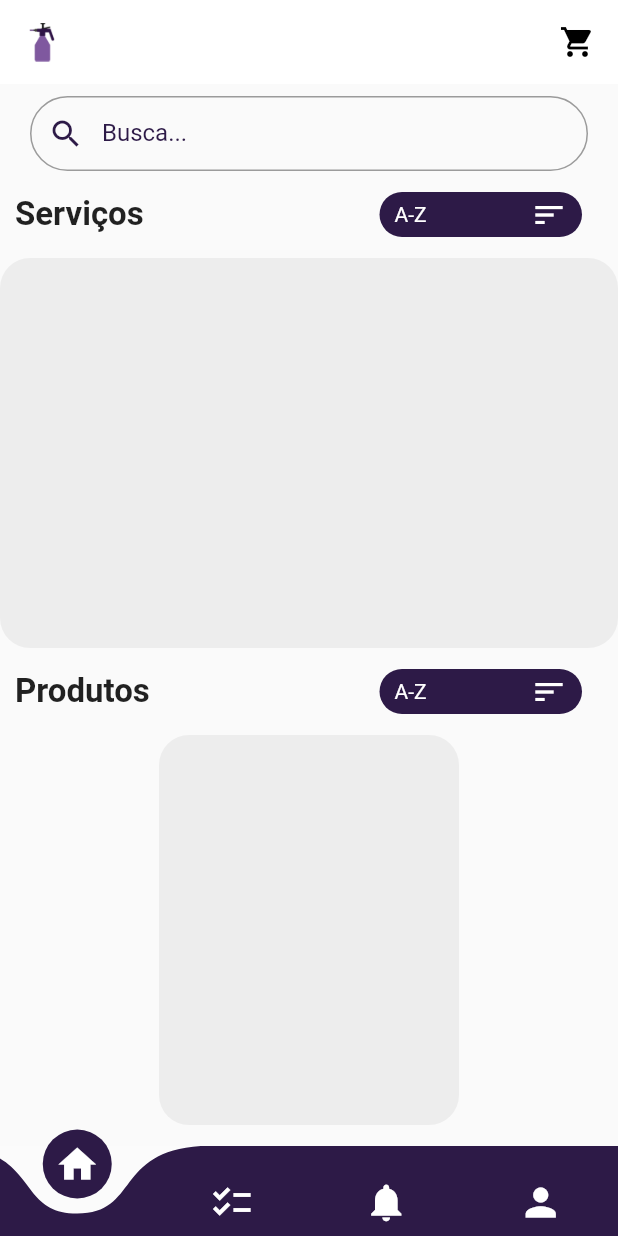
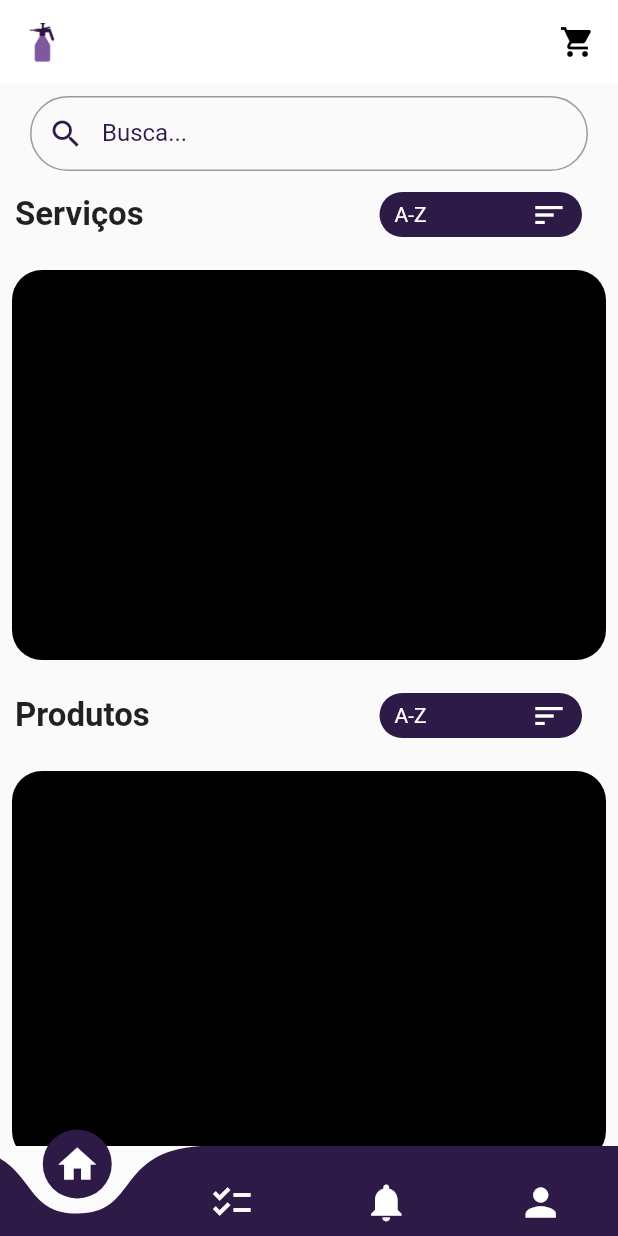
Before and after one commit to DiegoGuerra00/Comodiwash, a Flutter app: the screen it shows once a user with an empty profile is signed in, on a phone screen of 412 x 824 dp. Run offline on Flutter 3.47's test engine with Material 2 defaults, Android fonts, the phone set to English and light mode, and no system bars; drawn by our look-alikes of curved_navigation_bar; our stand-ins replace cloud_firestore, firebase_auth, firebase_core, flutter_rating_bar, flutter_slidable, fluttertoast and 4 more; missing offline and left inert: quick_actions; accounts and stored records are empty.

Commit message:
Small fixes in email verification and email login

```diff
--- a/lib/pages/login_pages/login_page.dart
+++ b/lib/pages/login_pages/login_page.dart
@@ -359,7 +359,7 @@ class _LoginPageState extends State<LoginPage> {
               final provider =
                   Provider.of<AuthProvider>(context, listen: false);
               provider.emailCreateAccount(
-                  email: _email.text.trim(), password: _password.text.trim(), name: _name.text.trim());
+                  email: _email.text.trim(), password: _password.text.trim(), name: _name.text.trim(), surname: _surname.text.trim());
             }
           }
         },
--- a/lib/pages/login_pages/verify_email_page.dart
+++ b/lib/pages/login_pages/verify_email_page.dart
@@ -2,6 +2,7 @@ import 'dart:async';
 import 'package:comodiwash/pages/home_page.dart';
 import 'package:firebase_auth/firebase_auth.dart';
 import 'package:flutter/material.dart';
+import 'package:fluttertoast/fluttertoast.dart';
 
 class VerifyEmailPage extends StatefulWidget {
   const VerifyEmailPage({Key? key}) : super(key: key);
@@ -29,19 +30,24 @@ class _VerifyEmailPageState extends State<VerifyEmailPage> {
   }
 
   Future sendVerificationEmail() async {
+    // Set timer so the user can only request new email after 5 minutes
     setState(() {
       canResendEmail = false;
     });
-    Future.delayed(Duration(minutes: 5));
+
+    // Sends the email
+    try {
+      final user = FirebaseAuth.instance.currentUser!;
+      await user.sendEmailVerification();
+      Fluttertoast.showToast(msg: 'E-mail enviado');
+    } catch (e) {
+      print(e.toString());
+    }
+
+    await Future.delayed(Duration(minutes: 5));
     setState(() {
       canResendEmail = true;
     });
-    try {
-      final user = FirebaseAuth.instance.currentUser!;
-      await user.sendEmailVerification();
-    } catch (e) {
-      print(e.toString());
-    }
   }
 
   Future checkEmail() async {
@@ -86,13 +92,15 @@ class _VerifyEmailPageState extends State<VerifyEmailPage> {
                     style: ElevatedButton.styleFrom(
                       shape: RoundedRectangleBorder(
                           borderRadius: BorderRadius.circular(100)),
-                      primary: Colors.white,
-                      onPrimary: Colors.black,
+                      primary: canResendEmail
+                          ? Color.fromRGBO(45, 26, 71, 1)
+                          : Colors.grey,
+                      onPrimary: canResendEmail ? Colors.white : Colors.black,
                       minimumSize: Size(300, 50),
                     ),
                     onPressed: canResendEmail ? sendVerificationEmail : null,
                     icon: Icon(Icons.email),
-                    label: Text('Reenviar e-mail')),
+                    label: Text('Re-enviar e-mail')),
                 TextButton(
                     onPressed: () => FirebaseAuth.instance.signOut(),
                     child: Text(
--- a/lib/pages/store_pages/store_page.dart
+++ b/lib/pages/store_pages/store_page.dart
@@ -246,15 +246,15 @@ class _StorePageState extends State<StorePage> {
 
     return Consumer<ServicesRepository>(builder: (context, services, child) {
       return services.servicesList.isEmpty
-          ? SizedBox(
-            // FIXME broken loading
+          ? Padding(
+              padding: const EdgeInsets.all(8),
+              child: SizedBox(
                 height: 260,
                 child: ListView.separated(
-                itemCount: 10,
-                itemBuilder: (BuildContext context, int index) =>
-                    const LoadingContainer(height: 260, width: 200),
-                separatorBuilder: (BuildContext context, int index) =>
-                    Divider()
+                    itemCount: 50,
+                    itemBuilder: (BuildContext context, int index) => LoadingContainer(height: 260, width: 200,),
+                    separatorBuilder: (BuildContext context, int index) => SizedBox(width: 50,),
+                  ),
               ),
             )
           : Padding(
@@ -318,9 +318,10 @@ class _StorePageState extends State<StorePage> {
 
     return Consumer<ProductsRepository>(builder: (context, services, child) {
       return products.productsList.isEmpty
-          ? SizedBox(
+          ? Padding(
+            padding: const EdgeInsets.all(8.0),
+            child: SizedBox(
                 height: 260,
-              width: 200,
                 child: ListView.separated(
                   itemCount: 5,
                   shrinkWrap: true,
@@ -329,6 +330,7 @@ class _StorePageState extends State<StorePage> {
                   separatorBuilder: (BuildContext context, int index) =>
                       const SizedBox(
                     width: 16,
+                  ),
                 ),
               ),
           )
@@ -507,11 +509,11 @@ class LoadingContainer extends StatelessWidget {
   @override
   Widget build(BuildContext context) {
     return Container(
-      padding: EdgeInsets.all(8),
       height: height,
       width: width,
       decoration: BoxDecoration(
-          color: Colors.black.withOpacity(0.05),
+          color: Colors.black,
+          // color: Colors.black.withOpacity(0.05),
           borderRadius: const BorderRadius.all(Radius.circular(20))),
     );
   }
--- a/lib/pages/user_profile_pages/user_profile.dart
+++ b/lib/pages/user_profile_pages/user_profile.dart
@@ -251,7 +251,6 @@ class _UserProfileState extends State<UserProfile> {
           SizedBox(
             width: MediaQuery.of(context).size.width * 0.03,
           ),
-          // TODO add name
           Text(
             user.displayName!,
             style: TextStyle(fontSize: 19),
```
Also changed, not shown: lib/services/auth_service.dart (+7 -2 lines). Lines whose indentation alone changed are shown as unchanged.
